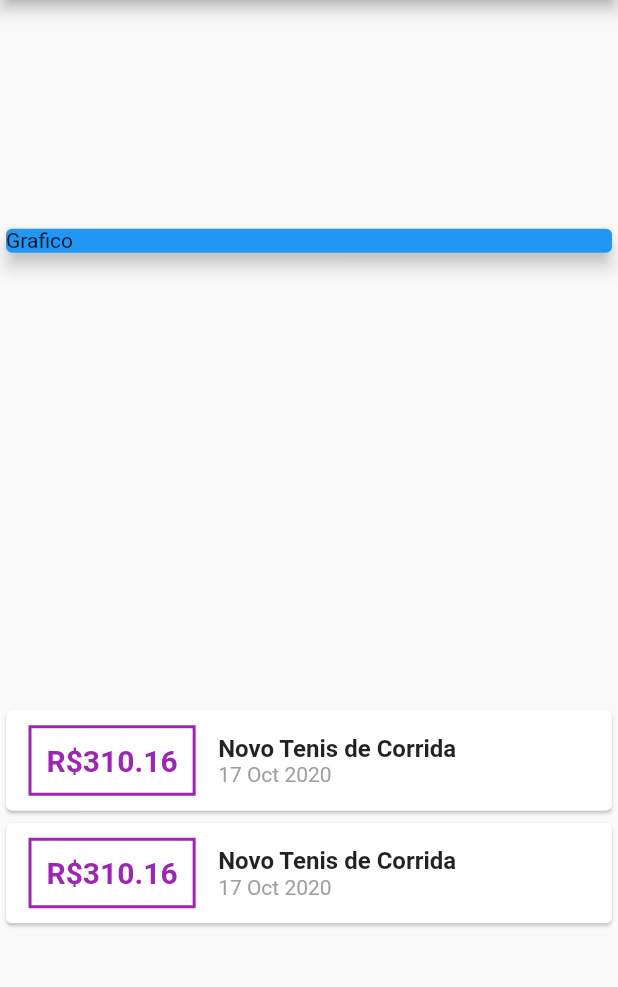
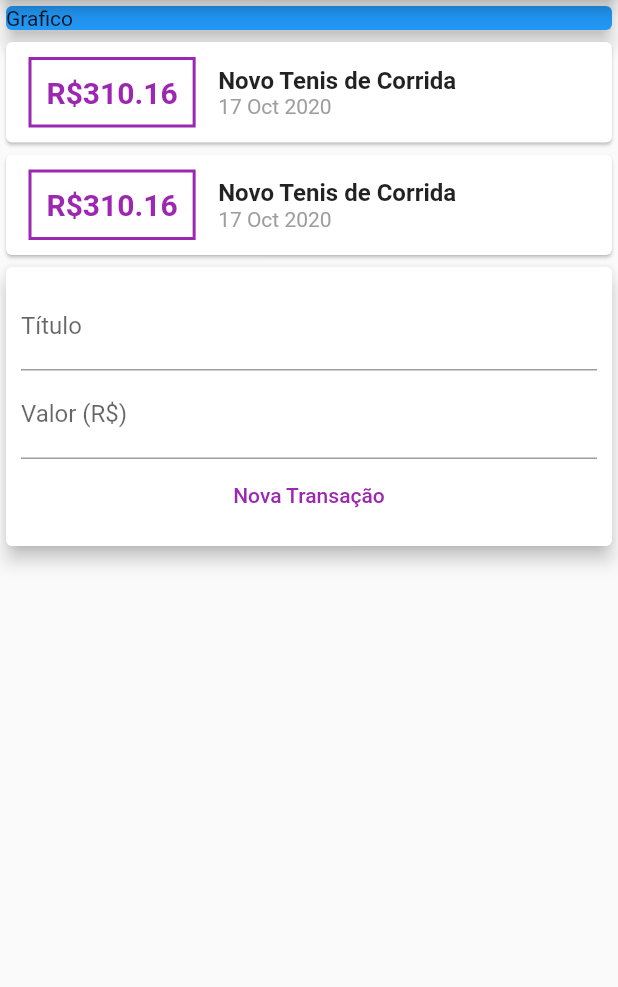
Before and after one commit to leanjr99/flutter_ui_despesas_pessoais, a Flutter app: the screen it shows after launch, on a phone screen of 412 x 824 dp, the part 84-1071 px from its top. Run offline on Flutter 3.47's test engine with Material 2 defaults, Android fonts, the phone set to English and light mode, and no system bars.

Commit message:
criação de Text Fields e captura de dados

```diff
--- a/lib/main.dart
+++ b/lib/main.dart
@@ -12,6 +12,9 @@ class ExpensesApp extends StatelessWidget {
 }
 
 class MyHomePage extends StatelessWidget {
+  final titleController = TextEditingController();
+  final valueController = TextEditingController();
+
   final _transactions = [
     Transaction(
       id: 't1',
@@ -34,7 +37,6 @@ class MyHomePage extends StatelessWidget {
         title: Text('Despesas Pessoais'),
       ),
       body: Column(
-        mainAxisAlignment: MainAxisAlignment.spaceAround,
         crossAxisAlignment: CrossAxisAlignment.stretch,
         children: <Widget>[
           Container(
@@ -92,7 +94,34 @@ class MyHomePage extends StatelessWidget {
                 ),
               );
             }).toList(),
-          )
+          ),
+          Card(
+            elevation: 5,
+            child: Padding(
+              padding: const EdgeInsets.all(10),
+              child: Column(
+                children: <Widget>[
+                  TextField(
+                    controller: titleController,
+                    decoration: InputDecoration(
+                      labelText: 'Título',
+                    ),
+                  ),
+                  TextField(
+                    controller: valueController,
+                    decoration: InputDecoration(
+                      labelText: 'Valor (R\$)',
+                    ),
+                  ),
+                  FlatButton(
+                    onPressed: () {},
+                    child: Text('Nova Transação'),
+                    textColor: Colors.purple,
+                  ),
+                ],
+              ),
+            ),
+          ),
         ],
       ),
     );
```
